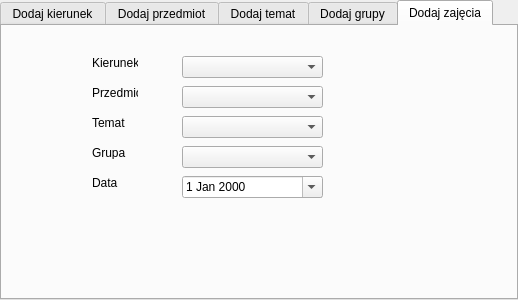
First picture: the form in Iris_recognition/tabwidget.ui, repository kn65op/inzynierka, before the edit.
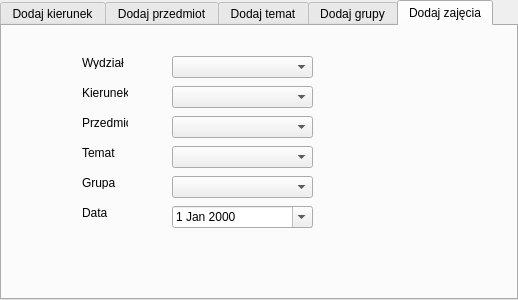
Second picture: the form after the edit. The open tabs and pages were chosen to show the change.

The edit to the form file:
```diff
--- a/Iris_recognition/tabwidget.ui
+++ b/Iris_recognition/tabwidget.ui
@@ -409,8 +409,8 @@
    <widget class="QComboBox" name="classes_subject">
     <property name="geometry">
      <rect>
-      <x>180</x>
-      <y>60</y>
+      <x>170</x>
+      <y>90</y>
       <width>141</width>
       <height>22</height>
      </rect>
@@ -422,8 +422,8 @@
    <widget class="QComboBox" name="classes_topic">
     <property name="geometry">
      <rect>
-      <x>180</x>
-      <y>90</y>
+      <x>170</x>
+      <y>120</y>
       <width>141</width>
       <height>22</height>
      </rect>
@@ -432,8 +432,8 @@
    <widget class="QComboBox" name="classes_group">
     <property name="geometry">
      <rect>
-      <x>180</x>
-      <y>120</y>
+      <x>170</x>
+      <y>150</y>
       <width>141</width>
       <height>22</height>
      </rect>
@@ -442,8 +442,8 @@
    <widget class="QLabel" name="label_15">
     <property name="geometry">
      <rect>
-      <x>90</x>
-      <y>90</y>
+      <x>80</x>
+      <y>120</y>
       <width>46</width>
       <height>13</height>
      </rect>
@@ -455,8 +455,8 @@
    <widget class="QLabel" name="label_16">
     <property name="geometry">
      <rect>
-      <x>90</x>
-      <y>60</y>
+      <x>80</x>
+      <y>90</y>
       <width>46</width>
       <height>13</height>
      </rect>
@@ -468,8 +468,8 @@
    <widget class="QLabel" name="label_17">
     <property name="geometry">
      <rect>
-      <x>90</x>
-      <y>120</y>
+      <x>80</x>
+      <y>150</y>
       <width>46</width>
       <height>13</height>
      </rect>
@@ -481,8 +481,8 @@
    <widget class="QLabel" name="label_18">
     <property name="geometry">
      <rect>
-      <x>90</x>
-      <y>150</y>
+      <x>80</x>
+      <y>180</y>
       <width>46</width>
       <height>13</height>
      </rect>
@@ -494,8 +494,8 @@
    <widget class="QDateEdit" name="dateEdit">
     <property name="geometry">
      <rect>
-      <x>180</x>
-      <y>150</y>
+      <x>170</x>
+      <y>180</y>
       <width>141</width>
       <height>22</height>
      </rect>
@@ -507,20 +507,20 @@
    <widget class="QLabel" name="label_19">
     <property name="geometry">
      <rect>
-      <x>90</x>
+      <x>80</x>
       <y>30</y>
       <width>46</width>
       <height>13</height>
      </rect>
     </property>
     <property name="text">
-     <string>Kierunek</string>
+     <string>Wydział</string>
     </property>
    </widget>
    <widget class="QComboBox" name="classes_faculty">
     <property name="geometry">
      <rect>
-      <x>180</x>
+      <x>170</x>
       <y>30</y>
       <width>141</width>
       <height>22</height>
@@ -530,6 +530,32 @@
      <bool>false</bool>
     </property>
    </widget>
+   <widget class="QComboBox" name="classes_specialisations">
+    <property name="geometry">
+     <rect>
+      <x>170</x>
+      <y>60</y>
+      <width>141</width>
+      <height>22</height>
+     </rect>
+    </property>
+    <property name="editable">
+     <bool>false</bool>
+    </property>
+   </widget>
+   <widget class="QLabel" name="label_21">
+    <property name="geometry">
+     <rect>
+      <x>80</x>
+      <y>60</y>
+      <width>46</width>
+      <height>13</height>
+     </rect>
+    </property>
+    <property name="text">
+     <string>Kierunek</string>
+    </property>
+   </widget>
   </widget>
  </widget>
  <resources/>
```
Left out of the diff: 4 changed lines with no effect on the pictures.
